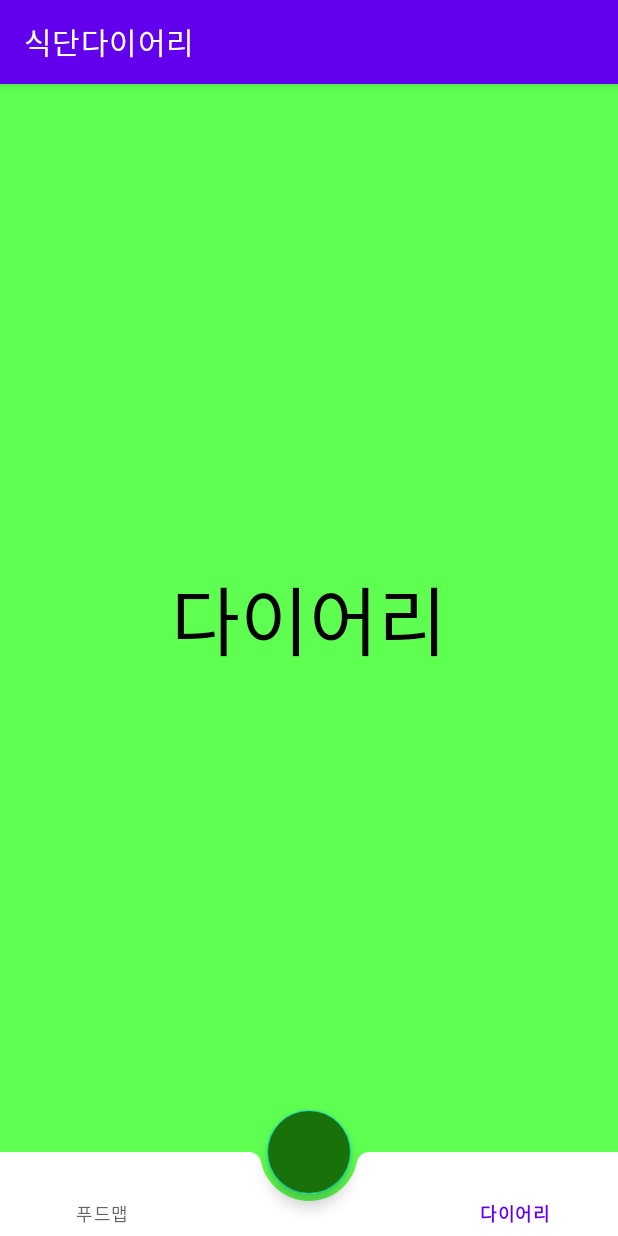
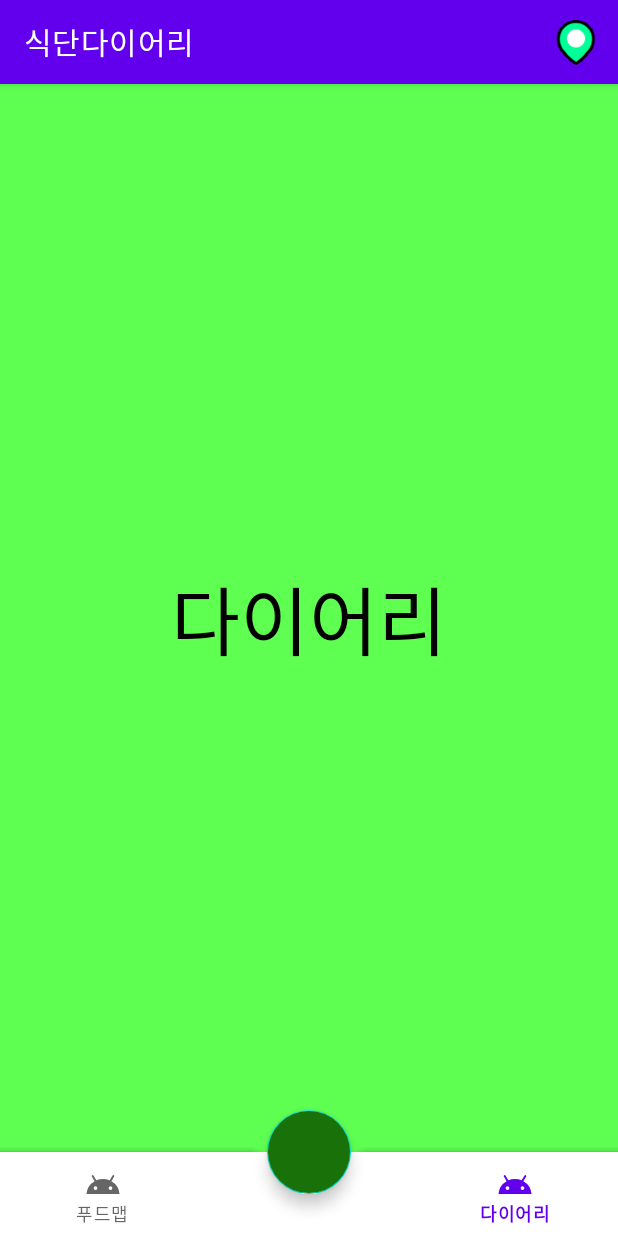
Before and after one commit to samgashyeong/MoconMCS, an Android app: the MainActivity screen opened directly, with no data from a screen before it, item 3 of the bottom bar chosen, on a phone screen of 412 x 824 dp. Run offline under Robolectric (Android 15) with nearby library versions, the phone set to English and light mode, and no system bars; our stand-ins replace data binding.

Commit message:
아이콘, 툴바 메뉴 추가

```diff
--- a/app/build.gradle
+++ b/app/build.gradle
@@ -67,7 +67,7 @@ dependencies {
 
     //map
     implementation 'com.google.android.gms:play-services-maps:17.0.0'
-    implementation 'com.google.android.gms:play-services-location:17.1.0'\
+    implementation 'com.google.android.gms:play-services-location:17.1.0'
 
     //barcode
     implementation 'com.budiyev.android:code-scanner:2.1.0'
@@ -77,4 +77,6 @@ dependencies {
     implementation 'com.squareup.retrofit2:retrofit:2.9.0'
     implementation 'com.squareup.retrofit2:converter-gson:2.6.4'
     implementation 'org.jetbrains.kotlinx:kotlinx-coroutines-android:1.3.9'
+
+    implementation 'androidx.appcompat:appcompat:1.0.0'
 }
--- a/app/src/main/java/com/example/moconmcs/FoodMapFragment.java
+++ b/app/src/main/java/com/example/moconmcs/FoodMapFragment.java
@@ -1,7 +1,6 @@
 package com.example.moconmcs;
 
 import android.Manifest;
-import android.content.Context;
 import android.content.pm.PackageManager;
 import android.content.res.AssetManager;
 import android.location.Location;
@@ -293,6 +292,7 @@ public class FoodMapFragment extends Fragment implements OnMapReadyCallback, Goo
 
     }
 
+
     private void makeRequest(){
         requestPermissions(new String[]{Manifest.permission.ACCESS_FINE_LOCATION}, 1002);
     }
--- a/app/src/main/java/com/example/moconmcs/MainActivity.kt
+++ b/app/src/main/java/com/example/moconmcs/MainActivity.kt
@@ -1,10 +1,9 @@
 package com.example.moconmcs
 
 import android.content.Intent
-import android.content.pm.PackageManager
 import android.os.Bundle
-import android.os.Handler
-import android.widget.Toast
+import android.view.Menu
+import android.view.MenuItem
 import androidx.appcompat.app.AppCompatActivity
 import androidx.databinding.DataBindingUtil
 import androidx.fragment.app.Fragment
@@ -20,7 +19,8 @@ class MainActivity : AppCompatActivity(), BottomSheetButtonClickListener {
         binding = DataBindingUtil.setContentView(this, R.layout.activity_main)
 
 
-        binding.bottmnavview.background=null
+        setSupportActionBar(binding.toolbar)
+
         binding.bottmnavview.run{
             setOnNavigationItemSelectedListener {
                 when(it.itemId){
@@ -61,4 +61,26 @@ class MainActivity : AppCompatActivity(), BottomSheetButtonClickListener {
             }
         }
     }
+
+    override fun onCreateOptionsMenu(menu: Menu?): Boolean {
+        menuInflater.inflate(R.menu.toolbar_menu, menu)
+
+        return true
+    }
+
+    override fun onOptionsItemSelected(item: MenuItem): Boolean {
+        when(item.itemId){
+            R.id.profile->{
+                startActivity(Intent(this, ProfileActivity::class.java))
+            }
+            R.id.setting->{
+                startActivity(Intent(this, SettingActivity::class.java))
+            }
+            R.id.helpMenu->{
+                startActivity(Intent(this, HelpMenuActivity::class.java))
+            }
+        }
+        return super.onOptionsItemSelected(item)
+
+    }
 }
--- /dev/null
+++ b/app/src/main/res/drawable/ic_android_black_24dp.xml
@@ -0,0 +1,9 @@
+<vector xmlns:android="http://schemas.android.com/apk/res/android"
+        android:width="24dp"
+        android:height="24dp"
+        android:viewportWidth="24"
+        android:viewportHeight="24">
+    <path
+        android:pathData="M17.6,11.48 L19.44,8.3a0.63,0.63 0,0 0,-1.09 -0.63l-1.88,3.24a11.43,11.43 0,0 0,-8.94 0L5.65,7.67a0.63,0.63 0,0 0,-1.09 0.63L6.4,11.48A10.81,10.81 0,0 0,1 20L23,20A10.81,10.81 0,0 0,17.6 11.48ZM7,17.25A1.25,1.25 0,1 1,8.25 16,1.25 1.25,0 0,1 7,17.25ZM17,17.25A1.25,1.25 0,1 1,18.25 16,1.25 1.25,0 0,1 17,17.25Z"
+        android:fillColor="#FF000000"/>
+</vector>
--- a/app/src/main/res/layout-v21/activity_main.xml
+++ b/app/src/main/res/layout-v21/activity_main.xml
@@ -22,7 +22,9 @@
                 android:id="@+id/toolbar"
                 android:layout_width="match_parent"
                 android:layout_height="wrap_content"
-                app:titleTextColor="#fff"/>
+                app:titleTextColor="#fff"
+                app:title="응애"
+                app:menu="@menu/toolbar_menu"/>
         </com.google.android.material.appbar.AppBarLayout>
 
 
@@ -31,9 +33,7 @@
             android:id="@+id/bottomBar"
             android:layout_width="match_parent"
             android:layout_height="wrap_content"
-            android:layout_gravity="bottom"
-            app:elevation="0dp"
-            android:background="@android:color/transparent"/>
+            android:layout_gravity="bottom"/>
 
         <FrameLayout
             android:layout_width="match_parent"
@@ -44,8 +44,8 @@
                 android:id="@+id/bottmnavview"
                 android:layout_width="match_parent"
                 android:layout_height="match_parent"
-                android:background="@android:color/transparent"
-                app:menu="@menu/main_menu" />
+                android:background="#fff"
+                app:menu="@menu/main_menu"/>
         </FrameLayout>
 
         <com.google.android.material.floatingactionbutton.FloatingActionButton
--- a/app/src/main/res/menu/main_menu.xml
+++ b/app/src/main/res/menu/main_menu.xml
@@ -1,14 +1,20 @@
 <?xml version="1.0" encoding="utf-8"?>
 <menu xmlns:android="http://schemas.android.com/apk/res/android">
+    <style>
+
+    </style>
     <item
+        android:icon="@drawable/ic_android_black_24dp"
         android:id="@+id/food_map"
-        android:title="푸드맵" />
+        android:title="푸드맵">
+    </item>
 
     <item
         android:checked="false"
         android:title=""
         android:enabled="false"/>
     <item
+        android:icon="@drawable/ic_android_black_24dp"
         android:id="@+id/setting"
         android:title="다이어리"/>
 </menu>
--- /dev/null
+++ b/app/src/main/res/menu/toolbar_menu.xml
@@ -0,0 +1,26 @@
+<?xml version="1.0" encoding="utf-8"?>
+<menu xmlns:android="http://schemas.android.com/apk/res/android"
+    xmlns:app="http://schemas.android.com/apk/res-auto">
+    <item
+        android:icon="@drawable/map_marker_0"
+        android:title=""
+        app:showAsAction="always">
+        <menu>
+            <item
+                android:id="@+id/profile"
+                android:orderInCategory="1"
+                android:title="프로필" />
+
+            <item
+                android:id="@+id/setting"
+                android:orderInCategory="2"
+                android:title="설정" />
+
+            <item
+                android:id="@+id/helpMenu"
+                android:orderInCategory="2"
+                android:title="도움말" />
+
+        </menu>
+    </item>
+</menu>
--- /dev/null
+++ b/app/src/main/res/xml/network_security_config.xml
@@ -0,0 +1,5 @@
+<?xml version="1.0" encoding="utf-8"?>
+<network-security-config>
+    <!--Set application-wide security config using base-config tag.-->
+    <base-config cleartextTrafficPermitted="true"/>
+</network-security-config>
```
Also changed, not shown: app/src/main/AndroidManifest.xml (+6 -2 lines), app/src/main/java/com/example/moconmcs/HelpMenuActivity.kt (added, +31 -0 lines), app/src/main/java/com/example/moconmcs/ProfileActivity.kt (added, +31 -0 lines), app/src/main/java/com/example/moconmcs/SettingActivity.kt (added, +30 -0 lines), app/src/main/res/layout/activity_help_menu.xml (added, +25 -0 lines), app/src/main/res/layout/activity_profile.xml (added, +25 -0 lines), app/src/main/res/layout/activity_setting.xml (added, +25 -0 lines).
